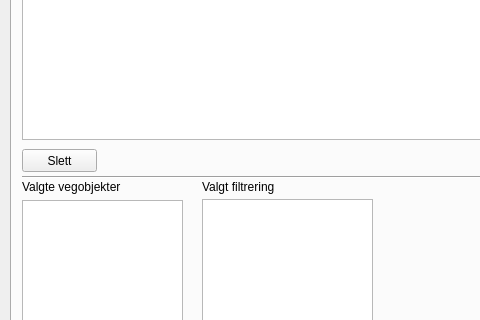
Qt form nvdb_qgis_plugin_dialog_base.ui (vtfk/NVDB-qgis-plugin) before a commit; both pictures show x 0 to 480 and y 107 to 427 of the 872 by 591 pixel window.
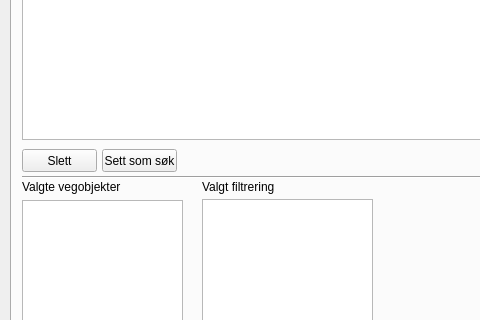
The same form after that commit. The open tabs and pages were chosen to show the change.

Commit message: Vegobjekter med "," i seg blir ikke splittet feil når de søkes som lagret søk

```diff
--- a/nvdb_qgis_plugin_dialog_base.ui
+++ b/nvdb_qgis_plugin_dialog_base.ui
@@ -526,6 +526,19 @@
       <string>Åpne mappe</string>
      </property>
     </widget>
+    <widget class="QPushButton" name="setButton">
+     <property name="geometry">
+      <rect>
+       <x>90</x>
+       <y>210</y>
+       <width>75</width>
+       <height>23</height>
+      </rect>
+     </property>
+     <property name="text">
+      <string>Sett som søk</string>
+     </property>
+    </widget>
    </widget>
    <widget class="QWidget" name="CSV">
     <attribute name="title">
```
The commit also changes 2 other files.
